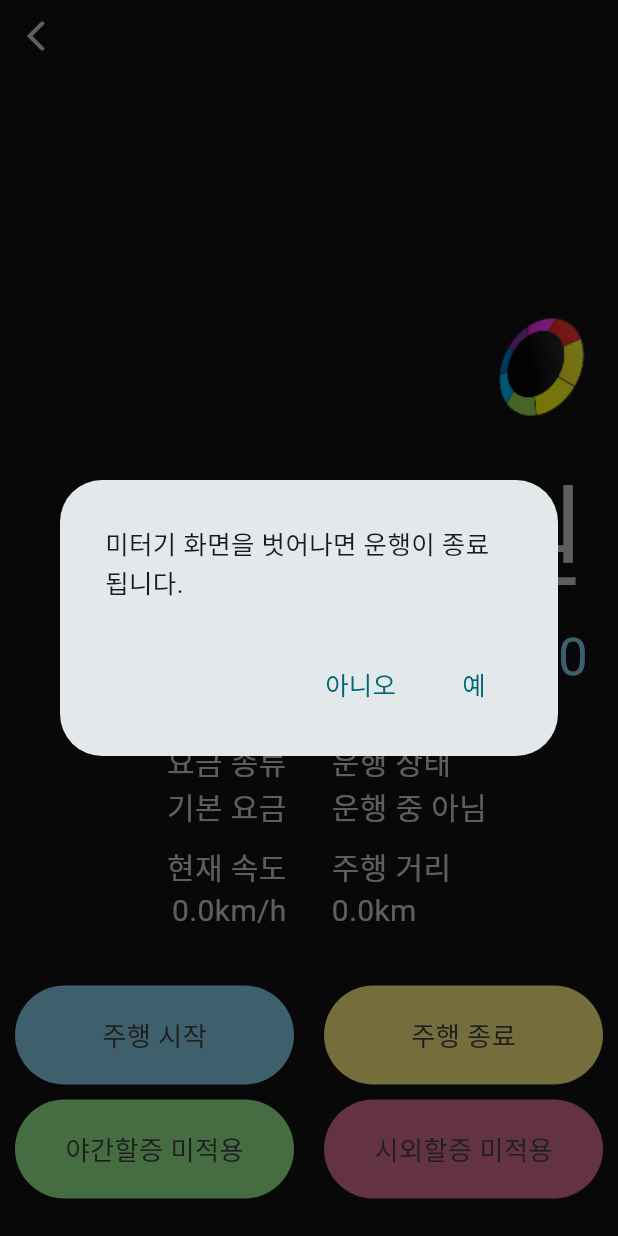
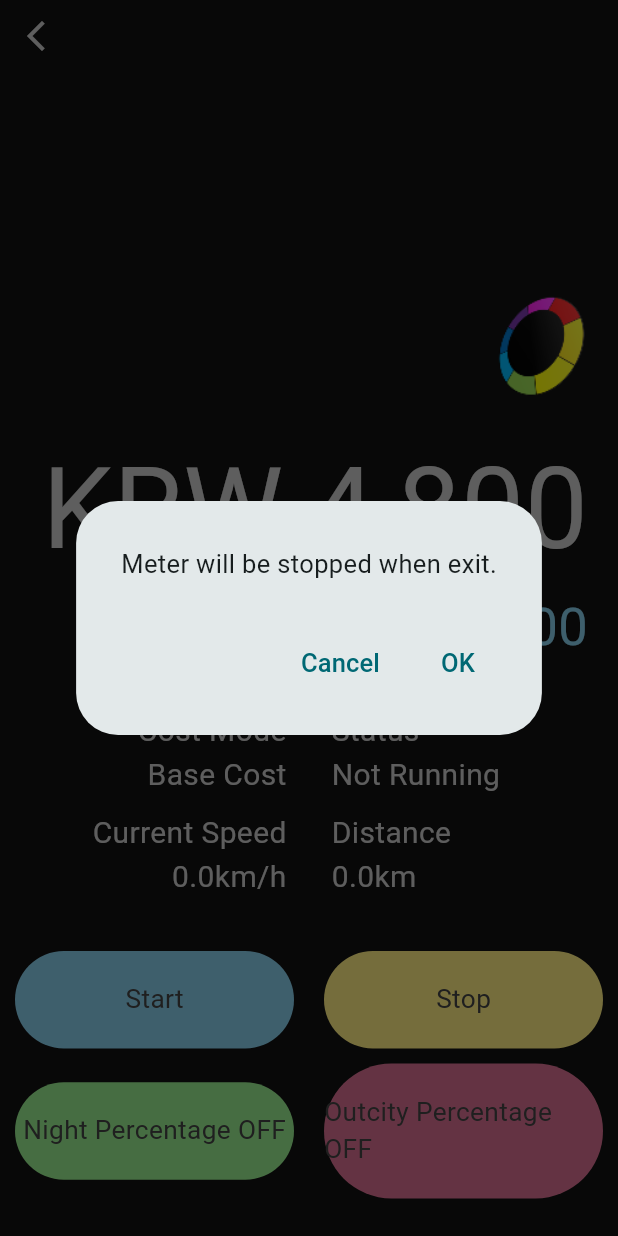
Before and after one commit to yymin1022/TaxiMeter_Flutter, a Flutter app: the MeterPage screen opened directly, after a tap on the "arrow back ios new" icon, on a phone screen of 412 x 824 dp. Run offline on Flutter 3.47's test engine with Material 3 defaults, Android fonts, the phone set to English and light mode, and no system bars; our stand-ins replace cloud_firestore, firebase_core, firebase_crashlytics, geolocator, shared_preferences, sprintf; accounts and stored records are empty; generated files the repository leaves out were written again.

Commit message:
Update meter_page : Applied Localization

```diff
--- a/lib/pages/meter_page.dart
+++ b/lib/pages/meter_page.dart
@@ -1,5 +1,7 @@
 import "package:flutter/material.dart";
+import 'package:flutter_gen/gen_l10n/app_localizations.dart';
 import "package:intl/intl.dart";
+import "package:sprintf/sprintf.dart";
 import "package:taximeter/utils/color_util.dart";
 import "package:taximeter/utils/meter_util.dart";
 import "package:taximeter/utils/preference_util.dart";
@@ -74,22 +76,22 @@ class _MeterPageState extends State<MeterPage> {
       builder: (BuildContext context) {
         return AlertDialog(
           contentPadding: const EdgeInsets.all(30.0),
-          content: const Text(
-            "미터기 화면을 벗어나면 운행이 종료됩니다.",
-            style: TextStyle(fontSize: 17.0),
+          content: Text(
+            AppLocalizations.of(context)!.meter_dialog_exit_content,
+            style: const TextStyle(fontSize: 17.0),
           ),
           actions: <Widget>[
             TextButton(
-              child: const Text(
-                "아니오",
-                style: TextStyle(fontSize: 17.0),
+              child: Text(
+                AppLocalizations.of(context)!.meter_dialog_exit_no,
+                style: const TextStyle(fontSize: 17.0),
               ),
               onPressed: () => Navigator.of(context).pop(false),
             ),
             TextButton(
-              child: const Text(
-                "예",
-                style: TextStyle(fontSize: 17.0),
+              child: Text(
+                AppLocalizations.of(context)!.meter_dialog_exit_ok,
+                style: const TextStyle(fontSize: 17.0),
               ),
               onPressed: () => Navigator.of(context).pop(true),
             ),
@@ -211,7 +213,7 @@ class _MeterControlState extends State<MeterControl> {
           children: [
             MeterButton(
               btnColor: MeterColor.meterBlue,
-              btnText: "주행 시작",
+              btnText: AppLocalizations.of(context)!.meter_btn_start,
               onClickFunction: () {
                 setState(() {
                   widget.meterUtil.startMeter();
@@ -221,7 +223,7 @@ class _MeterControlState extends State<MeterControl> {
             ),
             MeterButton(
               btnColor: MeterColor.meterYellow,
-              btnText: "주행 종료",
+              btnText: AppLocalizations.of(context)!.meter_btn_stop,
               onClickFunction: () {
                 setState(() {
                   widget.meterUtil.stopMeter();
@@ -236,7 +238,9 @@ class _MeterControlState extends State<MeterControl> {
           children: [
             MeterButton(
               btnColor: MeterColor.meterGreen,
-              btnText: widget.meterUtil.meterIsPercNight ? "야간할증 적용" : "야간할증 미적용",
+              btnText: widget.meterUtil.meterIsPercNight
+                ? AppLocalizations.of(context)!.meter_btn_percentage_night_true
+                : AppLocalizations.of(context)!.meter_btn_percentage_night_false,
               onClickFunction: () {
                 setState(() {
                   widget.meterUtil.setPercNight(!widget.meterUtil.meterIsPercNight);
@@ -245,9 +249,9 @@ class _MeterControlState extends State<MeterControl> {
 
                 if(widget.meterUtil.meterIsPercNight) {
                   ScaffoldMessenger.of(context).showSnackBar(
-                    const SnackBar(
-                      content: Text("야간할증은 정해진 시간에만 적용됩니다."),
-                      duration: Duration(seconds: 2),
+                    SnackBar(
+                      content: Text(AppLocalizations.of(context)!.meter_snack_percentage_night),
+                      duration: const Duration(seconds: 2),
                     )
                   );
                 }
@@ -255,7 +259,9 @@ class _MeterControlState extends State<MeterControl> {
             ),
             MeterButton(
               btnColor: MeterColor.meterRed,
-              btnText: widget.meterUtil.meterIsPercCity ? "시외할증 적용" : "시외할증 미적용",
+              btnText: widget.meterUtil.meterIsPercCity
+                ? AppLocalizations.of(context)!.meter_btn_percentage_outcity_true
+                : AppLocalizations.of(context)!.meter_btn_percentage_outcity_false,
               onClickFunction: () {
                 setState(() {
                   widget.meterUtil.setPercCity((!widget.meterUtil.meterIsPercCity));
@@ -277,16 +283,15 @@ class _MeterControlState extends State<MeterControl> {
         return AlertDialog(
           contentPadding: const EdgeInsets.all(30.0),
           content: Text(
-            "요금 : ${NumberFormat("#,##0").format(widget.meterUtil.meterCost)}원\n"
-            "주행 거리 : ${NumberFormat("#,##0.0").format(widget.meterUtil.meterSumDistance / 1000)}km",
+            sprintf(AppLocalizations.of(context)!.meter_dialog_stop_content, [NumberFormat("#,##0").format(widget.meterUtil.meterCost), NumberFormat("#,##0.0").format(widget.meterUtil.meterSumDistance / 1000)]),
             style: const TextStyle(fontSize: 17.0),
           ),
-          title: const Text("주행 종료"),
+          title: Text(AppLocalizations.of(context)!.meter_dialog_stop_title),
           actions: <Widget>[
             TextButton(
-              child: const Text(
-                "확인",
-                style: TextStyle(fontSize: 17.0),
+              child: Text(
+                AppLocalizations.of(context)!.meter_dialog_stop_ok,
+                style: const TextStyle(fontSize: 17.0),
               ),
               onPressed: () => Navigator.pop(context)
             ),
@@ -315,7 +320,7 @@ class _MeterCostViewState extends State<MeterCostView> {
         crossAxisAlignment: CrossAxisAlignment.end,
         children: [
           Text(
-            "${NumberFormat("#,##0").format(widget.meterUtil.meterCost)}원",
+            sprintf(AppLocalizations.of(context)!.meter_cost, [NumberFormat("#,##0").format(widget.meterUtil.meterCost)]),
             style: const TextStyle(
               color: MeterColor.meterTextColorWhite,
               fontSize: 75.0
@@ -352,15 +357,15 @@ class _MeterInfoState extends State<MeterInfo> {
   void updateMeterValue() {
     setState(() {
       switch(widget.meterUtil.meterCostMode) {
-        case CostMode.COST_BASE: meterCostMode = "기본 요금";
-        case CostMode.COST_DISTANCE: meterCostMode = "주행 요금";
-        case CostMode.COST_TIME: meterCostMode = "시간 요금";
+        case CostMode.COST_BASE: meterCostMode = AppLocalizations.of(context)!.meter_info_cost_mode_base;
+        case CostMode.COST_DISTANCE: meterCostMode = AppLocalizations.of(context)!.meter_info_cost_mode_distance;
+        case CostMode.COST_TIME: meterCostMode = AppLocalizations.of(context)!.meter_info_cost_mode_time;
       }
 
       switch(widget.meterUtil.meterStatus) {
-        case MeterStatus.METER_GPS_ERROR: meterStatus = "GPS 연결 대기 중";
-        case MeterStatus.METER_NOT_RUNNING: meterStatus = "운행 중 아님";
-        case MeterStatus.METER_RUNNING: meterStatus = "운행 중";
+        case MeterStatus.METER_GPS_ERROR: meterStatus = AppLocalizations.of(context)!.meter_info_status_gps_error;
+        case MeterStatus.METER_NOT_RUNNING: meterStatus = AppLocalizations.of(context)!.meter_info_status_not_running;
+        case MeterStatus.METER_RUNNING: meterStatus = AppLocalizations.of(context)!.meter_info_status_running;
       }
 
       meterCurSpeed = widget.meterUtil.meterCurSpeed;
@@ -371,7 +376,6 @@ class _MeterInfoState extends State<MeterInfo> {
   @override
   void initState() {
     super.initState();
-    updateMeterValue();
   }
 
   @override
@@ -394,11 +398,11 @@ class _MeterInfoState extends State<MeterInfo> {
                   child: Column(
                     crossAxisAlignment: CrossAxisAlignment.end,
                     children: [
-                      meterInfoText("요금 종류"),
+                      meterInfoText(AppLocalizations.of(context)!.meter_info_cost_mode_title),
                       meterInfoText(meterCostMode),
                       Container(height: 10.0),
-                      meterInfoText("현재 속도"),
-                      meterInfoText("${NumberFormat("#,##0.0").format(widget.meterUtil.meterCurSpeed)}km/h")
+                      meterInfoText(AppLocalizations.of(context)!.meter_info_speed_title),
+                      meterInfoText(sprintf(AppLocalizations.of(context)!.meter_info_speed_data, [NumberFormat("#,##0.0").format(widget.meterUtil.meterCurSpeed)])),
                     ],
                   ),
                 ),
@@ -409,11 +413,11 @@ class _MeterInfoState extends State<MeterInfo> {
                   child: Column(
                     crossAxisAlignment: CrossAxisAlignment.start,
                     children: [
-                      meterInfoText("운행 상태"),
+                      meterInfoText(AppLocalizations.of(context)!.meter_info_status_title),
                       meterInfoText(meterStatus),
                       Container(height: 10.0),
-                      meterInfoText("주행 거리"),
-                      meterInfoText("${NumberFormat("#,##0.0").format(widget.meterUtil.meterSumDistance / 1000)}km")
+                      meterInfoText(AppLocalizations.of(context)!.meter_info_distance_title),
+                      meterInfoText(sprintf(AppLocalizations.of(context)!.meter_info_distance_data, [NumberFormat("#,##0.0").format(widget.meterUtil.meterSumDistance / 1000)])),
                     ],
                   ),
                 ),
```
